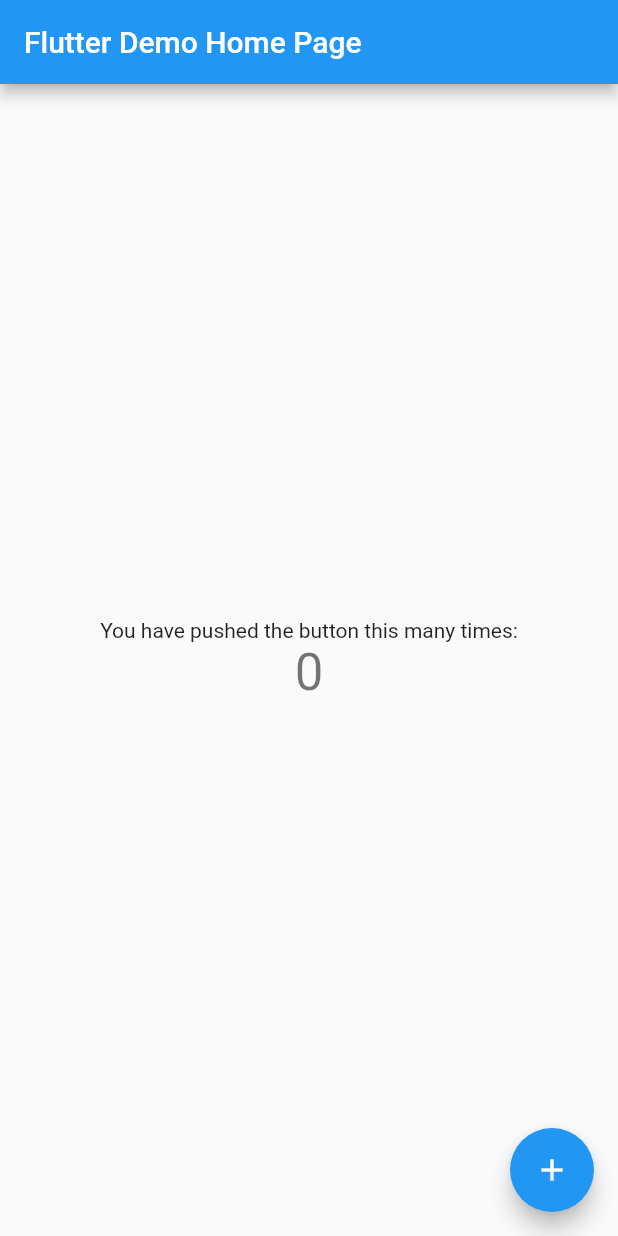
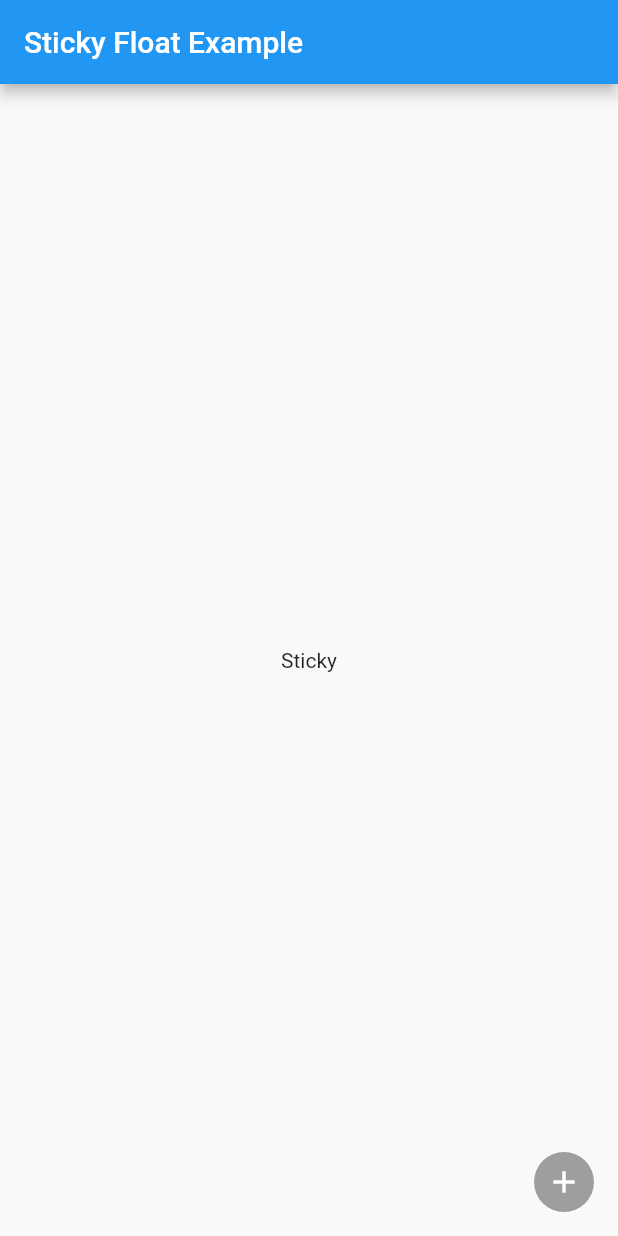
Before and after one commit to dev-hann/flutter_sticky_float_button, a Flutter app: the screen it shows after launch, on a phone screen of 412 x 824 dp. Run offline on Flutter 3.47's test engine with Material 2 defaults, Android fonts, the phone set to English and light mode, and no system bars.

Commit message:
default function

```diff
--- a/example/lib/main.dart
+++ b/example/lib/main.dart
@@ -1,4 +1,5 @@
 import 'package:flutter/material.dart';
+import 'package:sticky_float_button/sticky_float_button.dart';
 
 void main() {
   runApp(const MyApp());
@@ -11,105 +12,61 @@ class MyApp extends StatelessWidget {
   @override
   Widget build(BuildContext context) {
     return MaterialApp(
-      title: 'Flutter Demo',
+      title: 'Flutter Sticky Float Button',
       theme: ThemeData(
-        // This is the theme of your application.
-        //
-        // Try running your application with "flutter run". You'll see the
-        // application has a blue toolbar. Then, without quitting the app, try
-        // changing the primarySwatch below to Colors.green and then invoke
-        // "hot reload" (press "r" in the console where you ran "flutter run",
-        // or simply save your changes to "hot reload" in a Flutter IDE).
-        // Notice that the counter didn't reset back to zero; the application
-        // is not restarted.
         primarySwatch: Colors.blue,
       ),
-      home: const MyHomePage(title: 'Flutter Demo Home Page'),
+      home: const StickyFloatExample(),
     );
   }
 }
 
-class MyHomePage extends StatefulWidget {
-  const MyHomePage({Key? key, required this.title}) : super(key: key);
-
-  // This widget is the home page of your application. It is stateful, meaning
-  // that it has a State object (defined below) that contains fields that affect
-  // how it looks.
-
-  // This class is the configuration for the state. It holds the values (in this
-  // case the title) provided by the parent (in this case the App widget) and
-  // used by the build method of the State. Fields in a Widget subclass are
-  // always marked "final".
-
-  final String title;
+class StickyFloatExample extends StatefulWidget {
+  const StickyFloatExample({Key? key}) : super(key: key);
 
   @override
-  State<MyHomePage> createState() => _MyHomePageState();
+  _StickyFloatExampleState createState() => _StickyFloatExampleState();
 }
 
-class _MyHomePageState extends State<MyHomePage> {
-  int _counter = 0;
+class _StickyFloatExampleState extends State<StickyFloatExample> {
+  AppBar _appBar() {
+    return AppBar(
+      title: const Text("Sticky Float Example"),
+    );
+  }
 
-  void _incrementCounter() {
-    setState(() {
-      // This call to setState tells the Flutter framework that something has
-      // changed in this State, which causes it to rerun the build method below
-      // so that the display can reflect the updated values. If we changed
-      // _counter without calling setState(), then the build method would not be
-      // called again, and so nothing would appear to happen.
-      _counter++;
-    });
+  Widget _body() {
+    return const Center(
+      child: Text("Sticky"),
+    );
+  }
+
+  Widget _floatButton() {
+    return const StickyFloatButton(
+      child: CircleAvatar(
+        backgroundColor: Colors.grey,
+        child: Icon(
+          Icons.add,
+          color: Colors.white,
+        ),
+      ),
+    );
   }
 
   @override
   Widget build(BuildContext context) {
-    // This method is rerun every time setState is called, for instance as done
-    // by the _incrementCounter method above.
-    //
-    // The Flutter framework has been optimized to make rerunning build methods
-    // fast, so that you can just rebuild anything that needs updating rather
-    // than having to individually change instances of widgets.
     return Scaffold(
-      appBar: AppBar(
-        // Here we take the value from the MyHomePage object that was created by
-        // the App.build method, and use it to set our appbar title.
-        title: Text(widget.title),
+      appBar: _appBar(),
+      body: Builder(
+        builder: (context) {
+          return Stack(
+            children: [
+              _body(),
+              _floatButton(),
+            ],
+          );
+        },
       ),
-      body: Center(
-        // Center is a layout widget. It takes a single child and positions it
-        // in the middle of the parent.
-        child: Column(
-          // Column is also a layout widget. It takes a list of children and
-          // arranges them vertically. By default, it sizes itself to fit its
-          // children horizontally, and tries to be as tall as its parent.
-          //
-          // Invoke "debug painting" (press "p" in the console, choose the
-          // "Toggle Debug Paint" action from the Flutter Inspector in Android
-          // Studio, or the "Toggle Debug Paint" command in Visual Studio Code)
-          // to see the wireframe for each widget.
-          //
-          // Column has various properties to control how it sizes itself and
-          // how it positions its children. Here we use mainAxisAlignment to
-          // center the children vertically; the main axis here is the vertical
-          // axis because Columns are vertical (the cross axis would be
-          // horizontal).
-          mainAxisAlignment: MainAxisAlignment.center,
-          children: <Widget>[
-            const Text(
-              'You have pushed the button this many times:',
-            ),
-            Text(
-              '$_counter',
-              style: Theme.of(context).textTheme.headline4,
-            ),
-          ],
-        ),
-      ),
-      floatingActionButton: FloatingActionButton(
-        onPressed: _incrementCounter,
-        tooltip: 'Increment',
-        child: const Icon(Icons.add),
-      ), // This trailing comma makes auto-formatting nicer for build methods.
     );
   }
 }
--- a/example/pubspec.yaml
+++ b/example/pubspec.yaml
@@ -34,6 +34,9 @@ dependencies:
   # The following adds the Cupertino Icons font to your application.
   # Use with the CupertinoIcons class for iOS style icons.
   cupertino_icons: ^1.0.2
+
+  sticky_float_button:
+    path: ../
 
 dev_dependencies:
   flutter_test:
--- /dev/null
+++ b/lib/src/sticky_float_button.dart
@@ -0,0 +1,138 @@
+import 'dart:math';
+
+import 'package:flutter/material.dart';
+
+class StickyFloatButton extends StatefulWidget {
+  const StickyFloatButton({
+    Key? key,
+    required this.child,
+    this.initPosition = Alignment.bottomRight,
+    this.stickyDuration = const Duration(milliseconds: 500),
+    this.stickyAnimation = Curves.fastLinearToSlowEaseIn,
+    this.padding = const EdgeInsets.all(16.0),
+  }) : super(key: key);
+
+  final Widget child;
+  final Alignment initPosition;
+  final Duration stickyDuration;
+  final Curve stickyAnimation;
+  final EdgeInsets padding;
+
+  @override
+  _StickyFloatButtonState createState() => _StickyFloatButtonState();
+}
+
+class _StickyFloatButtonState extends State<StickyFloatButton> {
+  final ValueNotifier<Offset> _offsetNotifier = ValueNotifier(Offset.zero);
+
+  Offset get offset => _offsetNotifier.value;
+
+  Duration _duration = Duration.zero;
+
+  late _FloatItem _child;
+
+  Size get childSize => _child.ofSize(context) ?? Size.zero;
+
+  Offset get childCenter => Offset(childSize.width / 2, childSize.height / 2);
+
+  Rect get playGround {
+    final _padding = widget.padding;
+    final _screen = MediaQuery.of(context).size;
+    final _width = _screen.width - childSize.width;
+    final _height = _screen.height -
+        childSize.height -
+        Scaffold.of(context).appBarMaxHeight!;
+    return Rect.fromLTWH(
+      (childSize.width / 2) + _padding.left,
+      (childSize.height / 2) + _padding.top,
+      _width - (_padding.horizontal),
+      _height - (_padding.vertical),
+    );
+  }
+
+  @override
+  void initState() {
+    super.initState();
+    _child = _FloatItem(child: widget.child);
+    WidgetsBinding.instance!.addPostFrameCallback((timeStamp) {
+      _jumpToPosition(widget.initPosition);
+    });
+  }
+
+  void _onDragStarted() {
+    _duration = Duration.zero;
+  }
+
+  void _onDragUpdate(DragUpdateDetails details) {
+    _offsetNotifier.value += details.delta;
+  }
+
+  void onDragEnd(_) {
+    _duration = widget.stickyDuration;
+    final _alignList = [
+      playGround.topLeft,
+      playGround.topCenter,
+      playGround.topRight,
+      playGround.centerLeft,
+      playGround.center,
+      playGround.centerRight,
+      playGround.bottomLeft,
+      playGround.bottomCenter,
+      playGround.bottomRight,
+    ];
+    final distanceList = _alignList.map((e) => (offset - e).distance).toList();
+    final minValue = distanceList.reduce(min);
+    final minIndex = distanceList.indexWhere((element) => element == minValue);
+    _jumpToOffset(_alignList[minIndex]);
+  }
+
+  void _jumpToOffset(Offset offset) {
+    _offsetNotifier.value = offset - childCenter;
+  }
+
+  void _jumpToPosition(Alignment alignment) {
+    _jumpToOffset(alignment.withinRect(playGround));
+  }
+
+  @override
+  Widget build(BuildContext context) {
+    return ValueListenableBuilder<Offset>(
+      valueListenable: _offsetNotifier,
+      builder: (_, offset, __) {
+        return AnimatedPositioned(
+          duration: _duration,
+          curve: Curves.fastLinearToSlowEaseIn,
+          left: offset.dx,
+          top: offset.dy,
+          child: Draggable(
+            feedback: const SizedBox(),
+            onDragStarted: _onDragStarted,
+            onDragUpdate: _onDragUpdate,
+            onDragEnd: onDragEnd,
+            child: widget.child,
+          ),
+        );
+      },
+    );
+  }
+}
+
+class _FloatItem extends StatefulWidget {
+  const _FloatItem({required this.child});
+
+  Size? ofSize(BuildContext context) {
+    return context.size;
+  }
+
+  final Widget child;
+
+  @override
+  State<_FloatItem> createState() => _FloatItemState();
+}
+
+class _FloatItemState extends State<_FloatItem> {
+  @override
+  Widget build(BuildContext context) {
+    return widget.child;
+  }
+}
--- a/lib/sticky_float_button.dart
+++ b/lib/sticky_float_button.dart
@@ -1 +1,3 @@
 library sticky_float_button;
+
+export 'src/sticky_float_button.dart';
```
Also changed, not shown: example/pubspec.lock.
